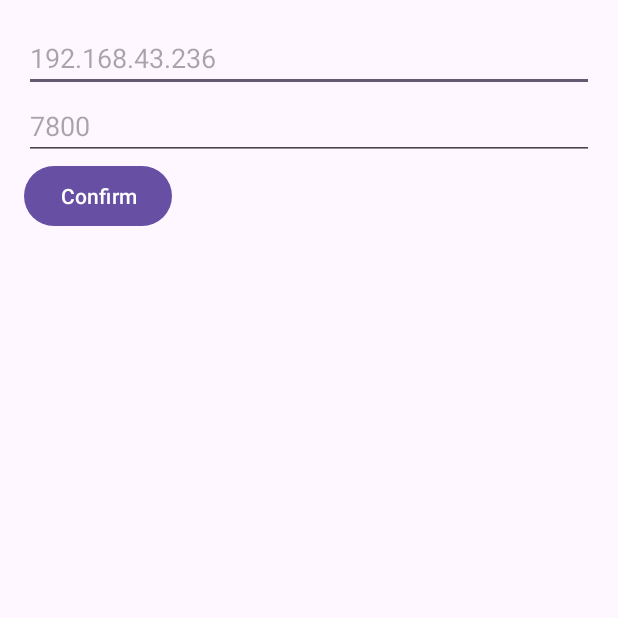
After one commit to ITT23/assignment-08-replication-tteam, an Android app: the fragment Connect_Fragment shown on its own in the app's theme, on a phone screen of 412 x 824 dp, the top half of it. The commit adds this screen. Run offline under Robolectric (Android 15) with nearby library versions, the phone set to English and light mode, and no system bars.

Commit message:
custom host&port xml & sort code

```diff
--- /dev/null
+++ b/android/app/src/main/java/com/example/ttransfer/Connect_Fragment.java
@@ -0,0 +1,113 @@
+package com.example.ttransfer;
+
+import android.content.SharedPreferences;
+import android.graphics.Color;
+import android.os.Bundle;
+import androidx.fragment.app.Fragment;
+
+import android.text.Editable;
+import android.text.TextWatcher;
+import android.view.LayoutInflater;
+import android.view.View;
+import android.view.ViewGroup;
+import android.widget.Button;
+import android.widget.EditText;
+
+public class Connect_Fragment extends Fragment {
+
+    private EditText host;
+    private EditText port;
+    private Button button_confirm_connect;
+    private SharedPreferences sharedPreferences;
+
+    @Override
+    public View onCreateView(LayoutInflater inflater, ViewGroup container, Bundle savedInstanceState) {
+        View rootView = inflater.inflate(R.layout.connect_fragment, container, false);
+        sharedPreferences = requireActivity().getSharedPreferences("MyPrefs", MainActivity.MODE_PRIVATE);
+        host = rootView.findViewById(R.id.host_edit_text);
+        host.addTextChangedListener(new TextWatcher() {
+            @Override
+            public void beforeTextChanged(CharSequence charSequence, int i, int i1, int i2) {}
+            @Override
+            public void onTextChanged(CharSequence charSequence, int i, int i1, int i2) {
+                if (!isValidInput(host.getText().toString())) {
+                    host.setTextColor(Color.RED);
+                } else {
+                    host.setTextColor(getResources().getColor(R.color.black));
+                }
+            }
+            @Override
+            public void afterTextChanged(Editable editable) {}
+        });
+        port = rootView.findViewById(R.id.port_edit_text);
+        port.addTextChangedListener(new TextWatcher() {
+            @Override
+            public void beforeTextChanged(CharSequence charSequence, int i, int i1, int i2) {}
+            @Override
+            public void onTextChanged(CharSequence charSequence, int i, int i1, int i2) {
+                if (!isValidInput(port.getText().toString())) {
+                    port.setTextColor(Color.RED);
+                } else {
+                    port.setTextColor(getResources().getColor(R.color.black));
+                }
+            }
+            @Override
+            public void afterTextChanged(Editable editable) {}
+        });
+        button_confirm_connect = rootView.findViewById(R.id.button_confirm_connect);
+        button_confirm_connect.setOnClickListener(new View.OnClickListener() {
+            @Override
+            public void onClick(View view) {
+                confirmInput(view);
+            }
+        });
+        String saved_host = sharedPreferences.getString("host","");
+        host.setText(saved_host);
+        String saved_port = sharedPreferences.getString("port","");
+        port.setText(saved_port);
+        return rootView;
+    }
+
+    public void confirmInput(View view) {
+        String host = this.host.getText().toString();
+        String port = this.port.getText().toString();
+
+        if (!isValidInput(host) || !isValidInput(port)) {
+            if (!isValidInput(host)) {
+                this.host.setTextColor(Color.RED);
+            } else if (!isValidInput(port)) {
+                this.port.setTextColor(Color.RED);
+            } else if (!isValidInput(host) || !isValidInput(port)) {
+                this.host.setTextColor(Color.RED);
+                this.port.setTextColor(Color.RED);
+            }
+            return;
+        }
+
+        this.host.setTextColor(getResources().getColor(R.color.black));
+        this.port.setTextColor(getResources().getColor(R.color.black));
+
+// Save the input or do other operations
+        // ...
+        SharedPreferences.Editor editor = sharedPreferences.edit();
+        editor.putString("host", host);
+        editor.putString("port", port);
+        editor.apply();
+
+
+        // Close the fragment
+        getParentFragmentManager().beginTransaction().remove(this).commit();
+        if (getActivity() instanceof MainActivity) {
+            MainActivity mainActivity = (MainActivity) getActivity();
+            mainActivity.set_host(host);
+            mainActivity.set_port(port);
+            mainActivity.set_button_connect_visisble();
+            mainActivity.set_button_start_visible();
+        }
+    }
+
+    private boolean isValidInput(String input) {
+        // Check if input contains only digits and dots
+        return input.matches("[0-9.]+");
+    }
+}
--- /dev/null
+++ b/android/app/src/main/res/layout/connect_fragment.xml
@@ -0,0 +1,30 @@
+<?xml version="1.0" encoding="utf-8"?>
+<LinearLayout xmlns:android="http://schemas.android.com/apk/res/android"
+    android:layout_width="match_parent"
+    android:layout_height="wrap_content"
+    android:orientation="vertical"
+    android:padding="16dp">
+
+    <EditText
+        android:id="@+id/host_edit_text"
+        android:layout_width="match_parent"
+        android:layout_height="wrap_content"
+        android:hint="192.168.43.236"
+        android:text="192.168.43.236" />
+
+    <EditText
+        android:id="@+id/port_edit_text"
+        android:layout_width="match_parent"
+        android:layout_height="wrap_content"
+        android:hint="7800"
+        android:inputType="number"
+        android:text="7800" />
+
+    <Button
+        android:id="@+id/button_confirm_connect"
+        android:layout_width="wrap_content"
+        android:layout_height="wrap_content"
+        android:onClick="confirmInput"
+        android:text="Confirm" />
+
+</LinearLayout>
```
Also changed, not shown: android/app/src/main/java/com/example/ttransfer/MainActivity.java (+113 -46 lines), android/app/src/main/res/layout/activity_main.xml (+21 -0 lines).
